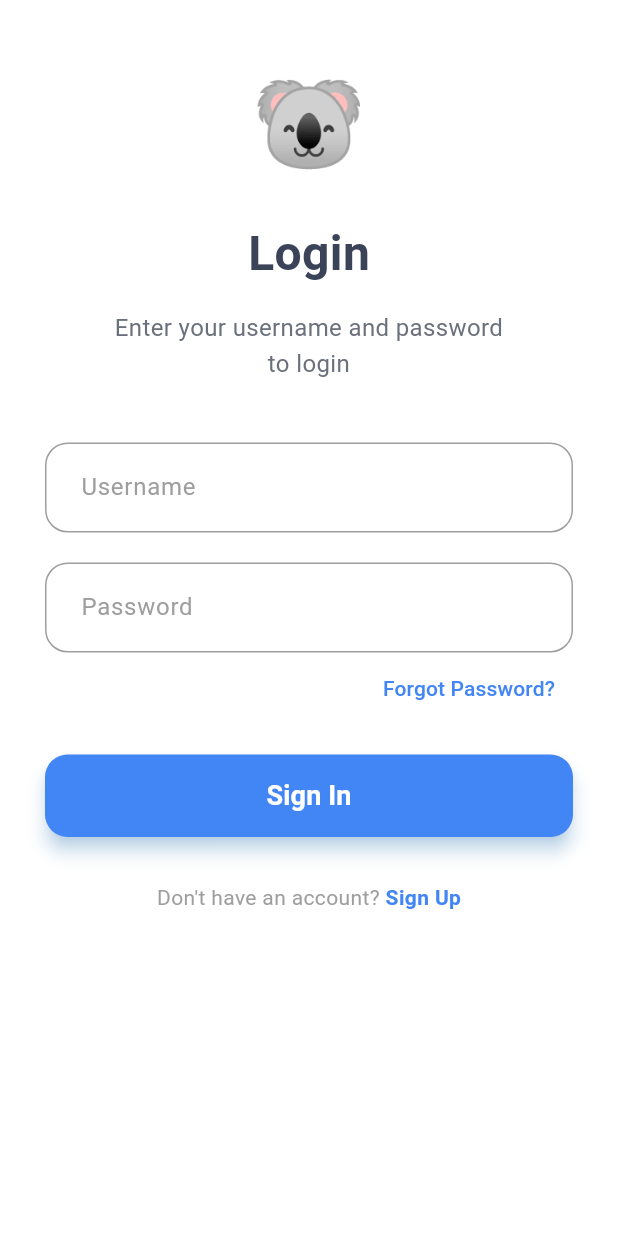
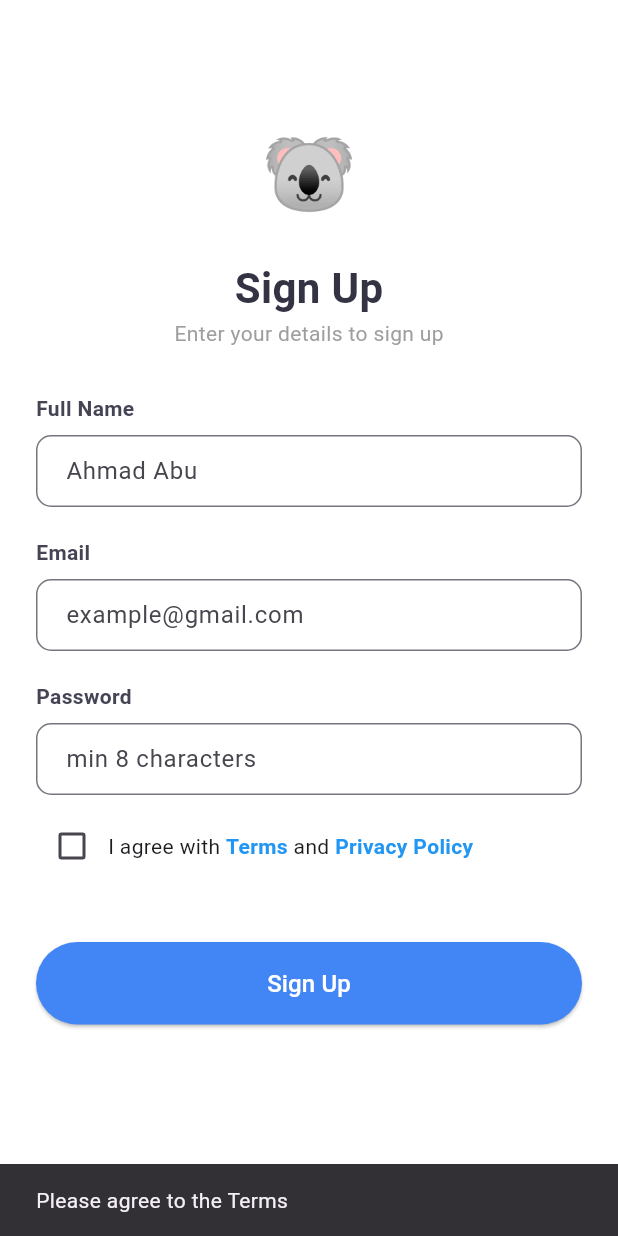
Before and after one commit to jackyrew/Pocket-Doctor, a Flutter app: the screen it shows after launch, after a tap on "Sign Up", on a phone screen of 412 x 824 dp. Run offline on Flutter 3.47's test engine with Material 3 defaults, Android fonts, the phone set to English and light mode, and no system bars.

Commit message:
sign up page added

```diff
--- a/lib/main.dart
+++ b/lib/main.dart
@@ -1,7 +1,14 @@
 import 'package:flutter/material.dart';
+import 'package:pocket_doctor/signup.dart';
 
 void main() {
-  runApp(const MyApp());
+  runApp(MaterialApp(
+    initialRoute: '/signup',
+    routes: {
+      '/signup': (context) => const SignUpPage(),
+      '/login': (context) => const LoginPage(), // Your login page file
+    },
+  ));
 }
 
 class MyApp extends StatelessWidget {
@@ -95,6 +102,7 @@ class LoginPage extends StatelessWidget {
                 width: double.infinity,
                 height: 55,
                 child: ElevatedButton(
+
                   onPressed: () {},
                   style: ElevatedButton.styleFrom(
                     backgroundColor: const Color(0xFF4285F4),
@@ -104,6 +112,7 @@ class LoginPage extends StatelessWidget {
                     elevation: 5,
                     shadowColor: Colors.blue.withOpacity(0.5),
                   ),
+
                   child: const Text(
                     'Sign In',
                     style: TextStyle(
--- /dev/null
+++ b/lib/signup.dart
@@ -0,0 +1,110 @@
+import 'package:flutter/material.dart';
+
+class SignUpPage extends StatefulWidget {
+  const SignUpPage({super.key});
+
+  @override
+  State<SignUpPage> createState() => _SignUpPageState();
+}
+
+class _SignUpPageState extends State<SignUpPage> {
+  // This variable tracks if the checkbox is ticked
+  bool _isAgreed = false;
+
+  @override
+  Widget build(BuildContext context) {
+    return Scaffold(
+      backgroundColor: Colors.white,
+      body: SingleChildScrollView(
+        padding: const EdgeInsets.symmetric(horizontal: 24.0),
+        child: Column(
+          children: [
+            const SizedBox(height: 80),
+            const Text("🐨", style: TextStyle(fontSize: 50)),
+            const SizedBox(height: 20),
+            const Text(
+              "Sign Up",
+              style: TextStyle(fontSize: 28, fontWeight: FontWeight.bold, color: Color(0xFF333344)),
+            ),
+            const Text("Enter your details to sign up", style: TextStyle(color: Colors.grey)),
+            const SizedBox(height: 30),
+
+            _buildTextField("Full Name", "Ahmad Abu"),
+            const SizedBox(height: 20),
+            _buildTextField("Email", "example@gmail.com"),
+            const SizedBox(height: 20),
+            _buildTextField("Password", "min 8 characters", isPassword: true),
+            const SizedBox(height: 10),
+
+            Row(
+              children: [
+                Checkbox(
+                  value: _isAgreed,
+                  onChanged: (val) {
+                    // setState tells Flutter to redraw the UI with the new value
+                    setState(() => _isAgreed = val!);
+                  },
+                ),
+                const Expanded(
+                  child: Text.rich(
+                    TextSpan(
+                      text: "I agree with ",
+                      children: [
+                        TextSpan(text: "Terms ", style: TextStyle(color: Colors.blue, fontWeight: FontWeight.bold)),
+                        TextSpan(text: "and "),
+                        TextSpan(text: "Privacy Policy", style: TextStyle(color: Colors.blue, fontWeight: FontWeight.bold)),
+                      ],
+                    ),
+                  ),
+                ),
+              ],
+            ),
+            const SizedBox(height: 40),
+
+            SizedBox(
+              width: double.infinity,
+              height: 55,
+              child: ElevatedButton(
+                style: ElevatedButton.styleFrom(
+                  backgroundColor: const Color(0xFF4285F4),
+                  shape: RoundedRectangleBorder(borderRadius: BorderRadius.circular(30)),
+                ),
+                onPressed: () {
+                  // The button logic
+                  if (_isAgreed) {
+                    // If agreed, go to the login page
+                    Navigator.pushNamed(context, '/login');
+                  } else {
+                    // Show a warning if the box isn't checked
+                    ScaffoldMessenger.of(context).showSnackBar(
+                      const SnackBar(content: Text('Please agree to the Terms')),
+                    );
+                  }
+                },
+                child: const Text("Sign Up", style: TextStyle(color: Colors.white, fontSize: 16)),
+              ),
+            ),
+          ],
+        ),
+      ),
+    );
+  }
+
+  Widget _buildTextField(String label, String hint, {bool isPassword = false}) {
+    return Column(
+      crossAxisAlignment: CrossAxisAlignment.start,
+      children: [
+        Text(label, style: const TextStyle(fontWeight: FontWeight.bold, color: Color(0xFF444455))),
+        const SizedBox(height: 8),
+        TextField(
+          obscureText: isPassword,
+          decoration: InputDecoration(
+            hintText: hint,
+            border: OutlineInputBorder(borderRadius: BorderRadius.circular(10)),
+            contentPadding: const EdgeInsets.symmetric(horizontal: 16, vertical: 12),
+          ),
+        ),
+      ],
+    );
+  }
+}
```
